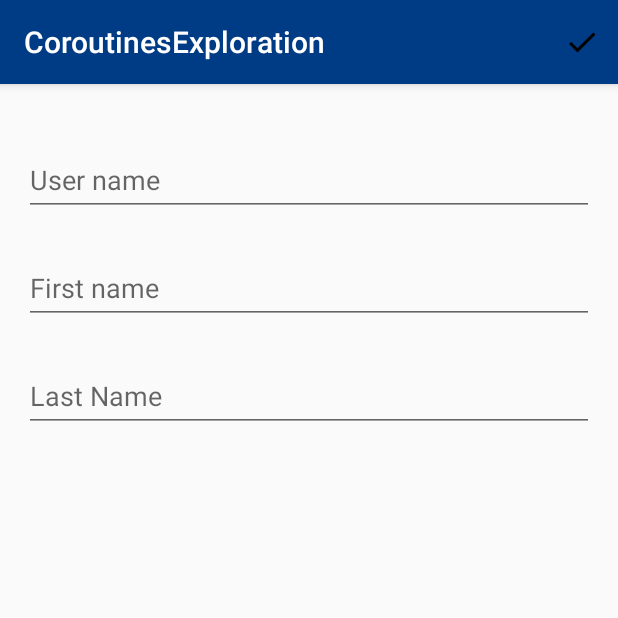
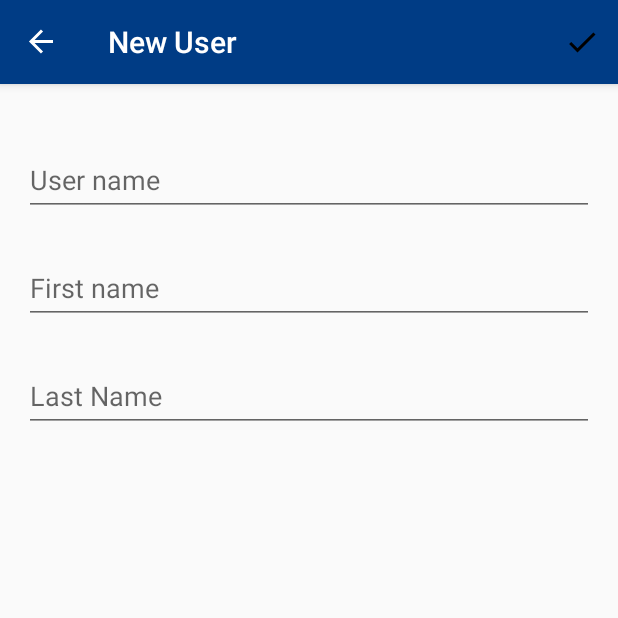
Before and after one commit to sapuglha/coroutinesExploration, an Android app: the UserFormFragment screen opened through its navigation route, on a phone screen of 412 x 824 dp, the top half of it. Run offline under Robolectric (Android 15) with nearby library versions, the phone set to English and light mode, and no system bars; our stand-ins replace Dagger/Hilt's generated code, Room's generated code, Timber, data binding, navigation-ui.

Commit message:
Fix showing action bar title

```diff
--- a/app/src/main/java/com/sapuglha/coroutinesexploration/presentation/MainActivity.kt
+++ b/app/src/main/java/com/sapuglha/coroutinesexploration/presentation/MainActivity.kt
@@ -2,11 +2,28 @@ package com.sapuglha.coroutinesexploration.presentation
 
 import android.os.Bundle
 import androidx.appcompat.app.AppCompatActivity
+import androidx.navigation.NavController
+import androidx.navigation.findNavController
+import androidx.navigation.ui.AppBarConfiguration
+import androidx.navigation.ui.navigateUp
+import androidx.navigation.ui.setupActionBarWithNavController
 import com.sapuglha.coroutinesexploration.R
 
 class MainActivity : AppCompatActivity() {
+    private lateinit var appBarConfiguration: AppBarConfiguration
+    private lateinit var navController: NavController
+
     override fun onCreate(savedInstanceState: Bundle?) {
         super.onCreate(savedInstanceState)
         setContentView(R.layout.activity_main)
+
+        navController = findNavController(R.id.navFragment)
+        appBarConfiguration = AppBarConfiguration(navController.graph)
+
+        setupActionBarWithNavController(navController, appBarConfiguration)
+    }
+
+    override fun onSupportNavigateUp(): Boolean {
+        return navController.navigateUp(appBarConfiguration) || super.onSupportNavigateUp()
     }
 }
--- a/app/src/main/java/com/sapuglha/coroutinesexploration/presentation/user/form/UserFormFragment.kt
+++ b/app/src/main/java/com/sapuglha/coroutinesexploration/presentation/user/form/UserFormFragment.kt
@@ -3,6 +3,7 @@ package com.sapuglha.coroutinesexploration.presentation.user.form
 import android.os.Bundle
 import android.view.*
 import android.widget.Toast
+import androidx.appcompat.app.AppCompatActivity
 import androidx.databinding.DataBindingUtil
 import androidx.fragment.app.Fragment
 import androidx.fragment.app.viewModels
@@ -34,6 +35,11 @@ class UserFormFragment : Fragment() {
 
         super.onCreate(savedInstanceState)
         setHasOptionsMenu(true)
+
+        (activity as AppCompatActivity).supportActionBar?.apply {
+            title = if (arguments.userId.isNullOrBlank())
+                "New User" else "User Details"
+        }
     }
 
     override fun onCreateView(inflater: LayoutInflater, container: ViewGroup?, savedInstanceState: Bundle?): View? {
--- a/app/src/main/res/navigation/main.xml
+++ b/app/src/main/res/navigation/main.xml
@@ -8,7 +8,7 @@
     <fragment
         android:id="@+id/userListFragment"
         android:name="com.sapuglha.coroutinesexploration.presentation.user.list.UserListFragment"
-        android:label="UserListFragment"
+        android:label="Users"
         tools:layout="@layout/fragment_user_list">
         <action
             android:id="@+id/action_userListFragment_to_userFormFragment"
@@ -18,7 +18,6 @@
     <fragment
         android:id="@+id/userFormFragment"
         android:name="com.sapuglha.coroutinesexploration.presentation.user.form.UserFormFragment"
-        android:label="fragment_user_form"
         tools:layout="@layout/fragment_user_form">
         <argument
             android:name="userId"
--- a/app/src/main/res/values/styles.xml
+++ b/app/src/main/res/values/styles.xml
@@ -8,4 +8,8 @@
         <item name="colorAccent">@color/colorAccent</item>
     </style>
 
+    <style name="AppTheme.AppBarOverlay" parent="ThemeOverlay.AppCompat.Dark.ActionBar" />
+
+    <style name="AppTheme.PopupOverlay" parent="ThemeOverlay.AppCompat" />
+
 </resources>
```
Also changed, not shown: app/src/main/res/layout/item_user.xml (+6 -2 lines).
